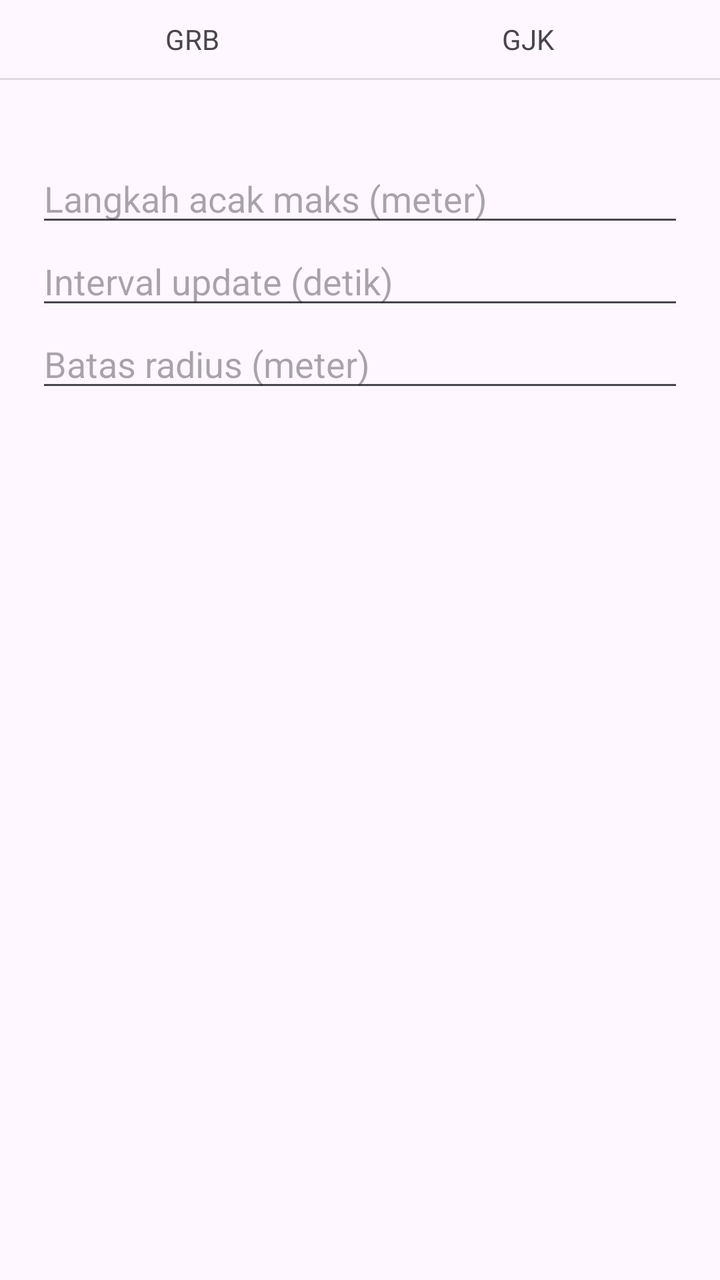
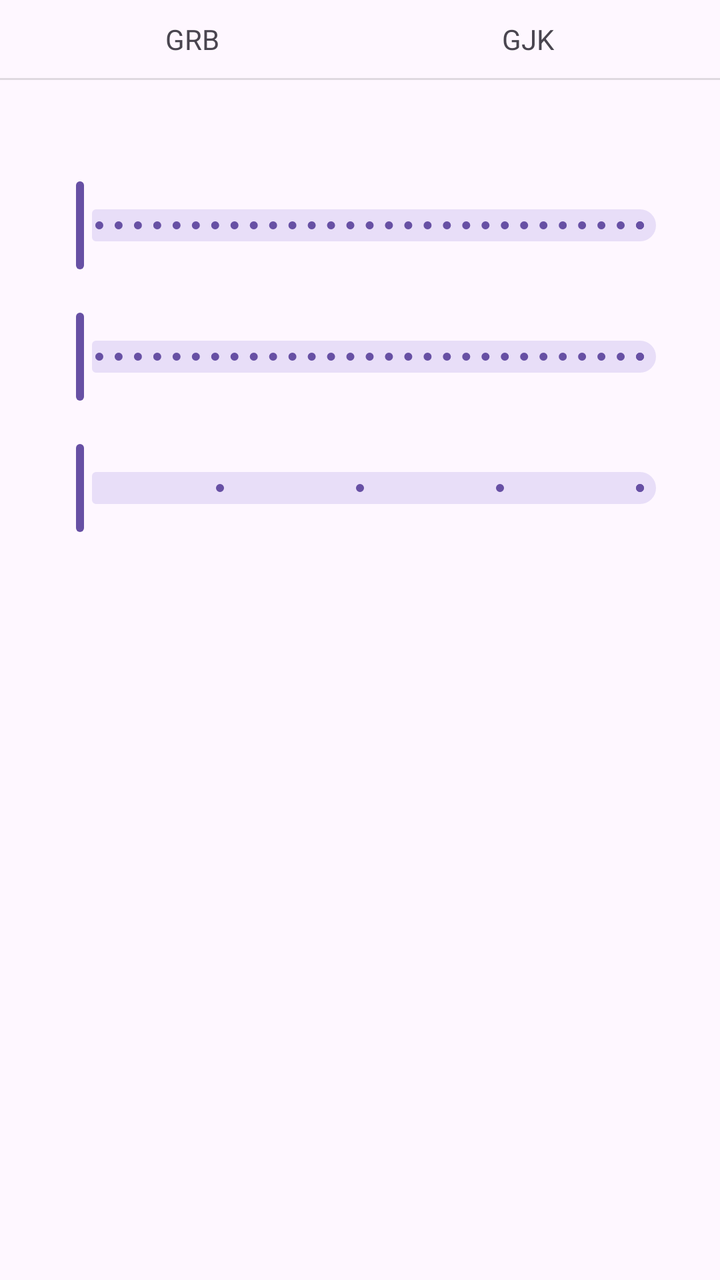

Before-and-after screenshots of an Android layout around one commit, followed by the original layout XML and the change that was made.
<!-- AndroidManifest.xml: application theme Theme.NarikTerus -->
<!-- res/layout/dialog_jitter.xml -->
<?xml version="1.0" encoding="utf-8"?>
<LinearLayout xmlns:android="http://schemas.android.com/apk/res/android"
    android:layout_width="match_parent"
    android:layout_height="wrap_content"
    android:orientation="vertical">

    <LinearLayout
        android:layout_width="match_parent"
        android:layout_height="wrap_content"
        android:orientation="horizontal"
        android:paddingHorizontal="12dp">

        <TextView
            android:id="@+id/tab_jitter_grb"
            android:layout_width="0dp"
            android:layout_height="wrap_content"
            android:layout_weight="1"
            android:gravity="center"
            android:paddingVertical="10dp"
            android:text="@string/jitter_tab_grb"
            android:textSize="14sp" />

        <TextView
            android:id="@+id/tab_jitter_gjk"
            android:layout_width="0dp"
            android:layout_height="wrap_content"
            android:layout_weight="1"
            android:gravity="center"
            android:paddingVertical="10dp"
            android:text="@string/jitter_tab_gjk"
            android:textSize="14sp" />
    </LinearLayout>

    <View
        android:layout_width="match_parent"
        android:layout_height="1dp"
        android:background="#1F000000" />

    
    <LinearLayout
        android:id="@+id/page_jitter_grb"
        android:layout_width="match_parent"
        android:layout_height="wrap_content"
        android:orientation="vertical"
        android:paddingHorizontal="18dp"
        android:paddingTop="10dp">

        <TextView
            android:id="@+id/toggle_jitter_grb"
            android:layout_width="wrap_content"
            android:layout_height="wrap_content"
            android:background="?attr/selectableItemBackground"
            android:paddingBottom="8dp"
            android:textColor="#1A73E8"
            android:textSize="14sp"
            android:textStyle="bold" />

        <EditText
            android:id="@+id/input_step_grb"
            android:layout_width="match_parent"
            android:layout_height="wrap_content"
            android:hint="@string/jitter_step"
            android:inputType="numberDecimal"
            android:singleLine="true" />

        <EditText
            android:id="@+id/input_interval_grb"
            android:layout_width="match_parent"
            android:layout_height="wrap_content"
            android:hint="@string/jitter_interval"
            android:inputType="number"
            android:singleLine="true" />

        <EditText
            android:id="@+id/input_radius_grb"
            android:layout_width="match_parent"
            android:layout_height="wrap_content"
            android:hint="@string/jitter_radius"
            android:inputType="numberDecimal"
            android:singleLine="true" />
    </LinearLayout>

    
    <LinearLayout
        android:id="@+id/page_jitter_gjk"
        android:layout_width="match_parent"
        android:layout_height="wrap_content"
        android:orientation="vertical"
        android:paddingHorizontal="18dp"
        android:paddingTop="10dp"
        android:visibility="gone">

        <TextView
            android:id="@+id/toggle_jitter_gjk"
            android:layout_width="wrap_content"
            android:layout_height="wrap_content"
            android:background="?attr/selectableItemBackground"
            android:paddingBottom="8dp"
            android:textColor="#1A73E8"
            android:textSize="14sp"
            android:textStyle="bold" />

        <EditText
            android:id="@+id/input_step_gjk"
            android:layout_width="match_parent"
            android:layout_height="wrap_content"
            android:hint="@string/jitter_step"
            android:inputType="numberDecimal"
            android:singleLine="true" />

        <EditText
            android:id="@+id/input_interval_gjk"
            android:layout_width="match_parent"
            android:layout_height="wrap_content"
            android:hint="@string/jitter_interval"
            android:inputType="number"
            android:singleLine="true" />

        <EditText
            android:id="@+id/input_radius_gjk"
            android:layout_width="match_parent"
            android:layout_height="wrap_content"
            android:hint="@string/jitter_radius"
            android:inputType="numberDecimal"
            android:singleLine="true" />
    </LinearLayout>
</LinearLayout>
<!-- resources referenced by this layout -->
<resources>
  <string name="jitter_interval">Interval update (detik)</string>
  <string name="jitter_radius">Batas radius (meter)</string>
  <string name="jitter_step">Langkah acak maks (meter)</string>
  <string name="jitter_tab_gjk">GJK</string>
  <string name="jitter_tab_grb">GRB</string>
  <style name="Theme.NarikTerus" parent="Theme.Material3.DayNight.NoActionBar">
          <item name="android:statusBarColor">@android:color/transparent</item>
          <item name="android:navigationBarColor">@android:color/transparent</item>
          <item name="android:windowLightStatusBar">true</item>
      </style>
</resources>

<!-- the commit's change to res/layout/dialog_jitter.xml (unified diff, before → after) -->
@@ -1,5 +1,6 @@
 <?xml version="1.0" encoding="utf-8"?>
 <LinearLayout xmlns:android="http://schemas.android.com/apk/res/android"
+    xmlns:app="http://schemas.android.com/apk/res-auto"
     android:layout_width="match_parent"
     android:layout_height="wrap_content"
     android:orientation="vertical">
@@ -43,41 +44,63 @@
         android:layout_height="wrap_content"
         android:orientation="vertical"
         android:paddingHorizontal="18dp"
-        android:paddingTop="10dp">
+        android:paddingTop="6dp"
+        android:paddingBottom="12dp">
 
         <TextView
             android:id="@+id/toggle_jitter_grb"
             android:layout_width="wrap_content"
             android:layout_height="wrap_content"
             android:background="?attr/selectableItemBackground"
-            android:paddingBottom="8dp"
+            android:paddingBottom="6dp"
             android:textColor="#1A73E8"
             android:textSize="14sp"
             android:textStyle="bold" />
 
-        <EditText
-            android:id="@+id/input_step_grb"
+        <TextView
+            android:id="@+id/label_step_grb"
+            android:layout_width="wrap_content"
+            android:layout_height="wrap_content"
+            android:textColor="#202124"
+            android:textSize="13sp" />
+
+        <com.google.android.material.slider.Slider
+            android:id="@+id/slider_step_grb"
             android:layout_width="match_parent"
             android:layout_height="wrap_content"
-            android:hint="@string/jitter_step"
-            android:inputType="numberDecimal"
-            android:singleLine="true" />
+            android:stepSize="0.1"
+            android:valueFrom="0.1"
+            android:valueTo="3.0" />
 
-        <EditText
-            android:id="@+id/input_interval_grb"
+        <TextView
+            android:id="@+id/label_maxdist_grb"
+            android:layout_width="wrap_content"
+            android:layout_height="wrap_content"
+            android:textColor="#202124"
+            android:textSize="13sp" />
+
+        <com.google.android.material.slider.Slider
+            android:id="@+id/slider_maxdist_grb"
             android:layout_width="match_parent"
             android:layout_height="wrap_content"
-            android:hint="@string/jitter_interval"
-            android:inputType="number"
-            android:singleLine="true" />
+            android:stepSize="0.1"
+            android:valueFrom="0.1"
+            android:valueTo="3.0" />
 
-        <EditText
-            android:id="@+id/input_radius_grb"
+        <TextView
+            android:id="@+id/label_interval_grb"
+            android:layout_width="wrap_content"
+            android:layout_height="wrap_content"
+            android:textColor="#202124"
+            android:textSize="13sp" />
+
+        <com.google.android.material.slider.Slider
+            android:id="@+id/slider_interval_grb"
             android:layout_width="match_parent"
             android:layout_height="wrap_content"
-            android:hint="@string/jitter_radius"
-            android:inputType="numberDecimal"
-            android:singleLine="true" />
+            android:stepSize="1"
+            android:valueFrom="1"
+            android:valueTo="5" />
     </LinearLayout>
 
     
@@ -87,7 +110,8 @@
         android:layout_height="wrap_content"
         android:orientation="vertical"
         android:paddingHorizontal="18dp"
-        android:paddingTop="10dp"
+        android:paddingTop="6dp"
+        android:paddingBottom="12dp"
         android:visibility="gone">
 
         <TextView
@@ -95,33 +119,54 @@
             android:layout_width="wrap_content"
             android:layout_height="wrap_content"
             android:background="?attr/selectableItemBackground"
-            android:paddingBottom="8dp"
+            android:paddingBottom="6dp"
             android:textColor="#1A73E8"
             android:textSize="14sp"
             android:textStyle="bold" />
 
-        <EditText
-            android:id="@+id/input_step_gjk"
+        <TextView
+            android:id="@+id/label_step_gjk"
+            android:layout_width="wrap_content"
+            android:layout_height="wrap_content"
+            android:textColor="#202124"
+            android:textSize="13sp" />
+
+        <com.google.android.material.slider.Slider
+            android:id="@+id/slider_step_gjk"
             android:layout_width="match_parent"
             android:layout_height="wrap_content"
-            android:hint="@string/jitter_step"
-            android:inputType="numberDecimal"
-            android:singleLine="true" />
+            android:stepSize="0.1"
+            android:valueFrom="0.1"
+            android:valueTo="3.0" />
 
-        <EditText
-            android:id="@+id/input_interval_gjk"
+        <TextView
+            android:id="@+id/label_maxdist_gjk"
+            android:layout_width="wrap_content"
+            android:layout_height="wrap_content"
+            android:textColor="#202124"
+            android:textSize="13sp" />
+
+        <com.google.android.material.slider.Slider
+            android:id="@+id/slider_maxdist_gjk"
             android:layout_width="match_parent"
             android:layout_height="wrap_content"
-            android:hint="@string/jitter_interval"
-            android:inputType="number"
-            android:singleLine="true" />
+            android:stepSize="0.1"
+            android:valueFrom="0.1"
+            android:valueTo="3.0" />
 
-        <EditText
-            android:id="@+id/input_radius_gjk"
+        <TextView
+            android:id="@+id/label_interval_gjk"
+            android:layout_width="wrap_content"
+            android:layout_height="wrap_content"
+            android:textColor="#202124"
+            android:textSize="13sp" />
+
+        <com.google.android.material.slider.Slider
+            android:id="@+id/slider_interval_gjk"
             android:layout_width="match_parent"
             android:layout_height="wrap_content"
-            android:hint="@string/jitter_radius"
-            android:inputType="numberDecimal"
-            android:singleLine="true" />
+            android:stepSize="1"
+            android:valueFrom="1"
+            android:valueTo="5" />
     </LinearLayout>
 </LinearLayout>
<!-- resource entries referenced after the edit -->
@@ -1,8 +1,5 @@
 <!-- resources referenced by this layout -->
 <resources>
-  <string name="jitter_interval">Interval update (detik)</string>
-  <string name="jitter_radius">Batas radius (meter)</string>
-  <string name="jitter_step">Langkah acak maks (meter)</string>
   <string name="jitter_tab_gjk">GJK</string>
   <string name="jitter_tab_grb">GRB</string>
   <style name="Theme.NarikTerus" parent="Theme.Material3.DayNight.NoActionBar">
